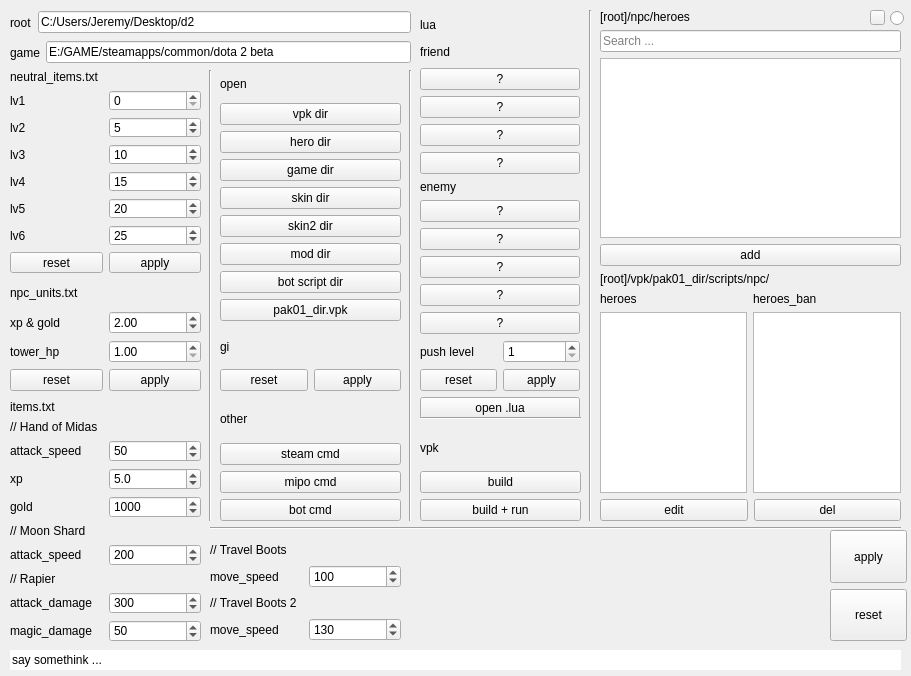
JeremyChim/d2, file ui/main.ui: the form before one commit.
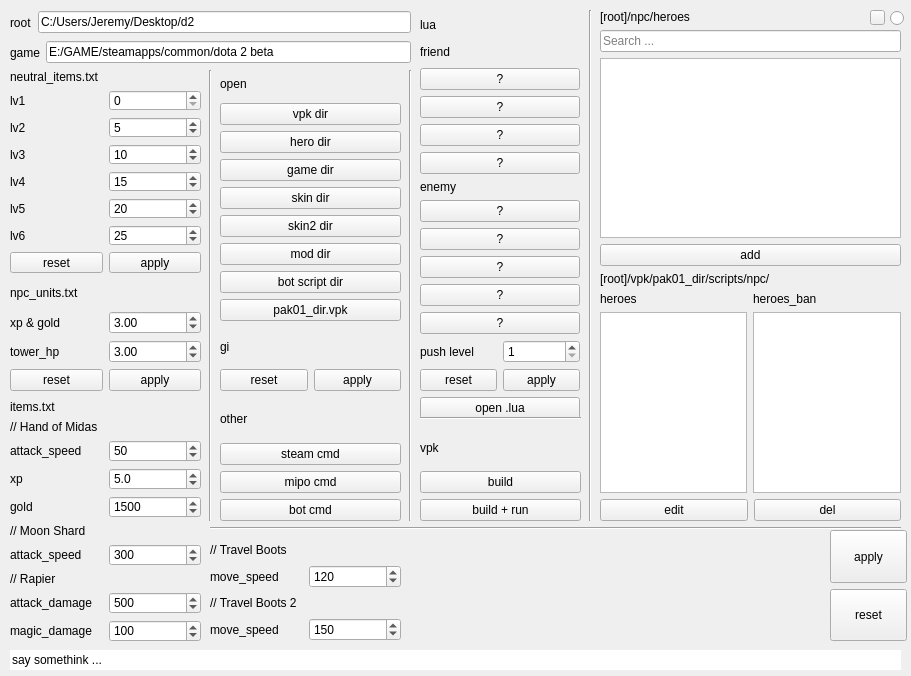
The form after the commit.

```diff
--- a/ui/main.ui
+++ b/ui/main.ui
@@ -269,7 +269,7 @@
          <number>100</number>
         </property>
         <property name="value">
-         <number>1000</number>
+         <number>1500</number>
         </property>
        </widget>
       </item>
@@ -300,7 +300,7 @@
          <number>10</number>
         </property>
         <property name="value">
-         <number>200</number>
+         <number>300</number>
         </property>
        </widget>
       </item>
@@ -331,7 +331,7 @@
          <number>100</number>
         </property>
         <property name="value">
-         <number>300</number>
+         <number>500</number>
         </property>
        </widget>
       </item>
@@ -355,7 +355,7 @@
          <number>10</number>
         </property>
         <property name="value">
-         <number>50</number>
+         <number>100</number>
         </property>
        </widget>
       </item>
@@ -404,7 +404,7 @@
          <double>0.100000000000000</double>
         </property>
         <property name="value">
-         <double>2.000000000000000</double>
+         <double>3.000000000000000</double>
         </property>
        </widget>
       </item>
@@ -434,7 +434,7 @@
          <double>0.100000000000000</double>
         </property>
         <property name="value">
-         <double>1.000000000000000</double>
+         <double>3.000000000000000</double>
         </property>
        </widget>
       </item>
@@ -1119,7 +1119,7 @@
          <number>10</number>
         </property>
         <property name="value">
-         <number>100</number>
+         <number>120</number>
         </property>
        </widget>
       </item>
@@ -1150,7 +1150,7 @@
          <number>10</number>
         </property>
         <property name="value">
-         <number>130</number>
+         <number>150</number>
         </property>
        </widget>
       </item>
```
